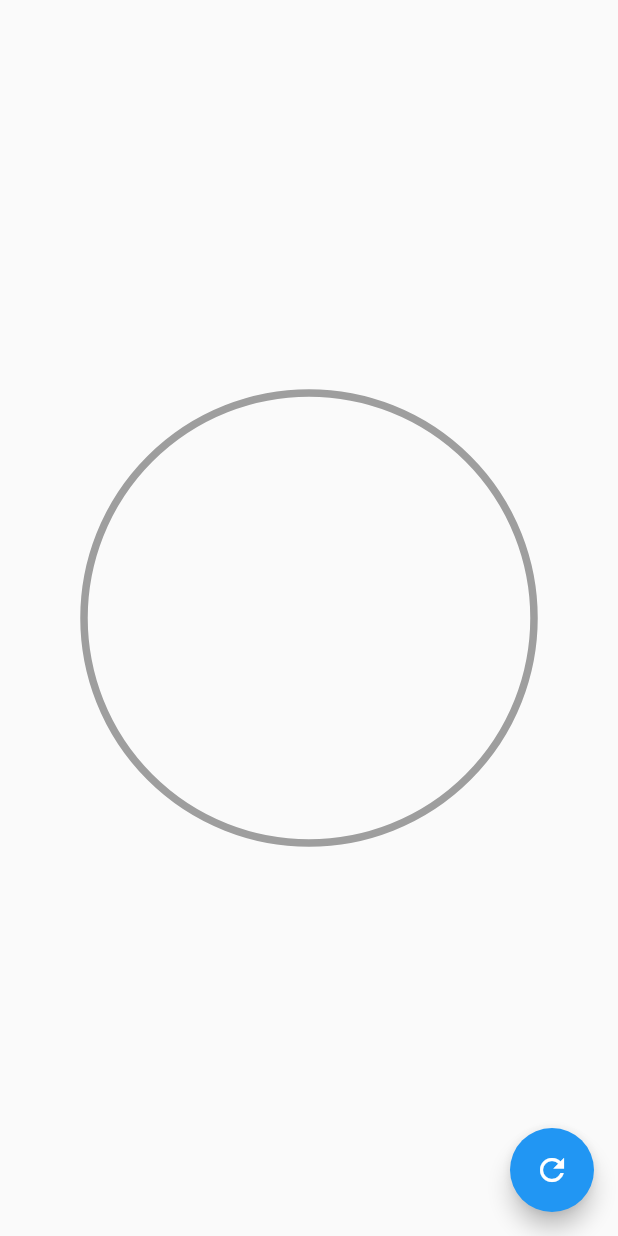
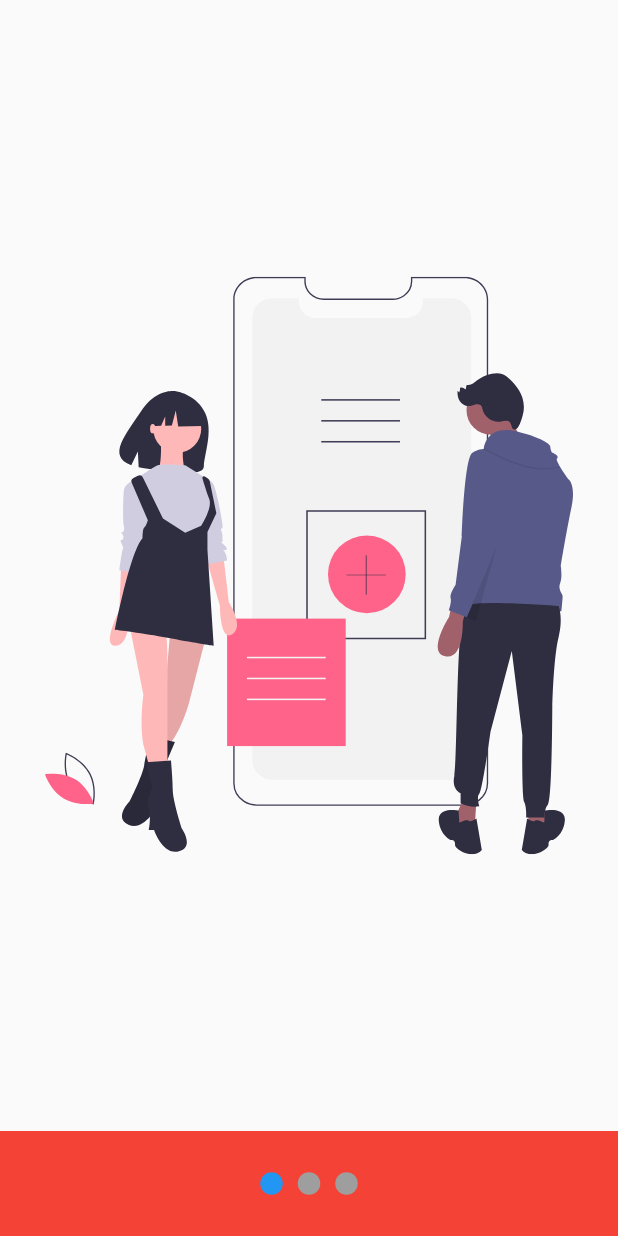
Before and after one commit to juanncode/animation_app, a Flutter app: the screen it shows after launch, on a phone screen of 412 x 824 dp. Run offline on Flutter 3.47's test engine with Material 2 defaults, Android fonts, the phone set to English and light mode, and no system bars; our stand-ins replace flutter_svg.

Commit message:
Creating slides animations

```diff
--- a/lib/main.dart
+++ b/lib/main.dart
@@ -2,6 +2,7 @@ import 'package:animation_app/src/pages/animations_page.dart';
 import 'package:animation_app/src/labs/circular_progress_page.dart';
 import 'package:animation_app/src/pages/graficas_circulares_page.dart';
 import 'package:animation_app/src/pages/headers_page.dart';
+import 'package:animation_app/src/pages/slideshow_page.dart';
 import 'package:flutter/material.dart';
 
 void main() => runApp(MyApp());
@@ -12,7 +13,7 @@ class MyApp extends StatelessWidget {
     return const MaterialApp(
       debugShowCheckedModeBanner: false,
       title: 'Material App',
-      home: GraficasCircularesPage()
+      home: SlideshowPage()
     );
   }
 }
--- /dev/null
+++ b/lib/src/models/slider_model.dart
@@ -0,0 +1,13 @@
+import 'package:flutter/material.dart';
+
+class SliderModel with ChangeNotifier{
+  double _currentPage = 0;
+
+  double get currentPage => _currentPage;
+
+  set currentPage(double currentPage) {
+    _currentPage = currentPage;
+    notifyListeners();
+  }
+
+}
--- /dev/null
+++ b/lib/src/pages/slideshow_page.dart
@@ -0,0 +1,124 @@
+import 'package:animation_app/src/models/slider_model.dart';
+import 'package:flutter/material.dart';
+import 'package:flutter_svg/flutter_svg.dart';
+import 'package:provider/provider.dart';
+
+class SlideshowPage extends StatelessWidget {
+  const SlideshowPage({Key? key}) : super(key: key);
+
+  @override
+  Widget build(BuildContext context) {
+    return ChangeNotifierProvider(
+      create: (BuildContext context) {
+        return SliderModel();
+       },
+      child: Scaffold(
+        body: Center(
+          child: Column(
+            children: [
+              const Expanded(
+                child: _Slides(),
+              ),
+              _Dots()
+            ],
+          ),
+        ),
+      ),
+    );
+  }
+}
+
+class _Slides extends StatefulWidget {
+  const _Slides({Key? key}) : super(key: key);
+
+  @override
+  State<_Slides> createState() => _SlidesState();
+}
+
+class _SlidesState extends State<_Slides> {
+
+  final pageViewController = PageController();
+
+  @override
+  void initState() {
+    pageViewController.addListener(() {
+      Provider.of<SliderModel>(context, listen: false).currentPage = pageViewController.page ?? 0;
+    });
+    super.initState();
+  }
+
+  @override
+  void dispose() {
+    pageViewController.dispose();
+    super.dispose();
+  }
+
+  @override
+  Widget build(BuildContext context) {
+    return Container(
+      child: PageView(
+        controller: pageViewController,
+        children: [
+          _Slide("assets/svg/slide-1.svg"),
+          _Slide("assets/svg/slide-2.svg"),
+          _Slide("assets/svg/slide-3.svg")
+        ],
+      ),
+    );
+  }
+}
+
+class _Slide extends StatelessWidget {
+  final String svg;
+
+  const _Slide(this.svg);
+
+
+  @override
+  Widget build(BuildContext context) {
+    return Container(
+      padding: const EdgeInsets.all(30),
+      child: SvgPicture.asset(svg),
+    );
+  }
+}
+
+
+class _Dots extends StatelessWidget {
+  @override
+  Widget build(BuildContext context) {
+    return Container(
+      width: double.infinity,
+      height: 70,
+      color: Colors.red,
+      child: Row(
+        mainAxisAlignment: MainAxisAlignment.center,
+        children: [
+           _Dot(0),
+           _Dot(1),
+           _Dot(2),
+        ],
+      ),
+    );
+  }
+}
+
+class _Dot extends StatelessWidget {
+  final int index;
+
+  const _Dot(this.index);
+  @override
+  Widget build(BuildContext context) {
+    final pageViewIndex = Provider.of<SliderModel>(context).currentPage;
+    return AnimatedContainer(
+      width: 15,
+      height: 15,
+      margin: const EdgeInsets.symmetric(horizontal: 5),
+      decoration: BoxDecoration(
+        color: (pageViewIndex >= (index-0.5) && pageViewIndex < index + 0.5) ? Colors.blue : Colors.grey,
+        shape: BoxShape.circle
+      ),
+      duration: Duration(milliseconds: 400),
+    );
+  }
+}
```
Also changed, not shown: pubspec.yaml (+6 -19 lines), assets/svg/slide-1.svg (added), assets/svg/slide-2.svg (added), assets/svg/slide-3.svg (added), assets/svg/slide-4.svg (added), assets/svg/slide-5.svg (added), pubspec.lock, 1 other file.
